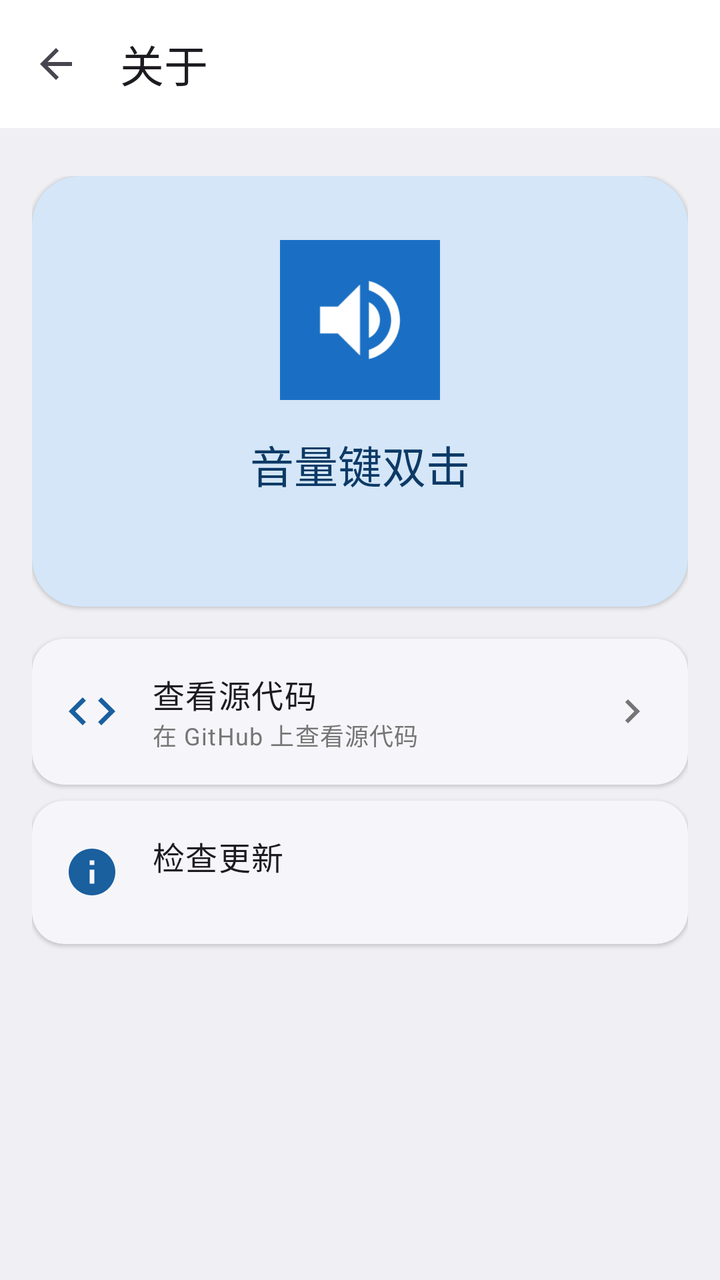
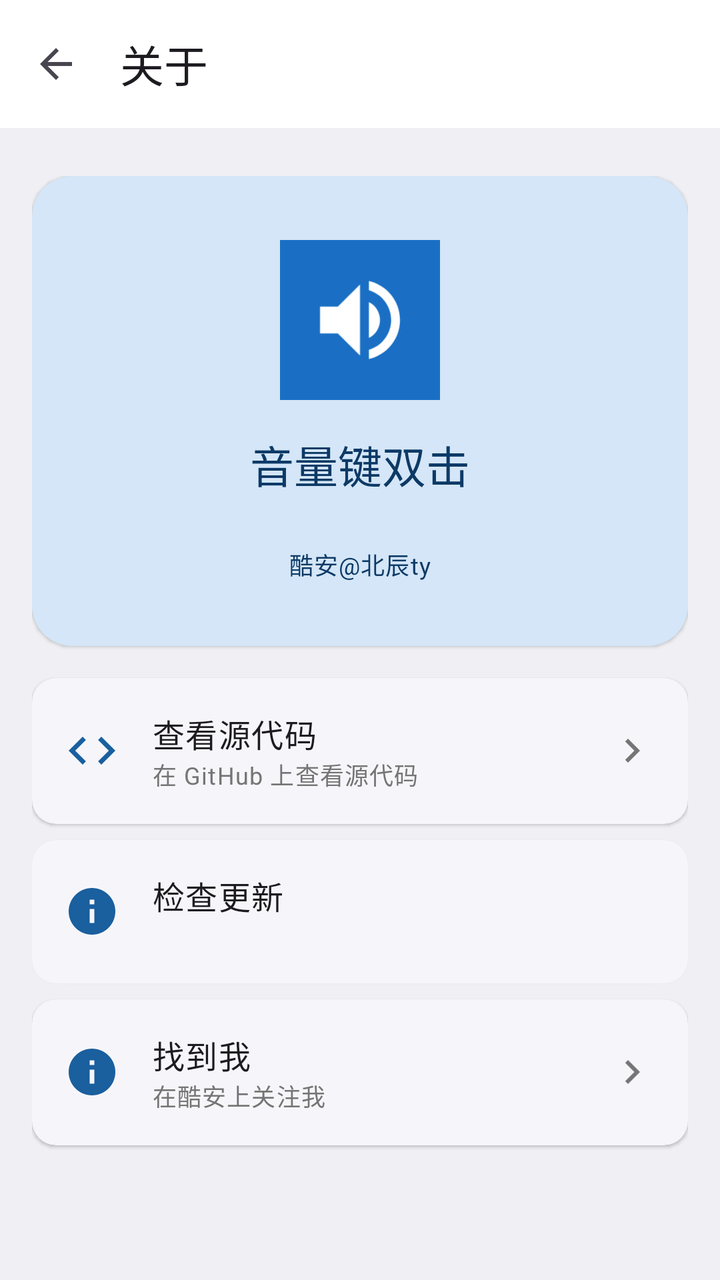

Before-and-after screenshots of an Android layout around one commit, followed by the original layout XML and the change that was made.
<!-- AndroidManifest.xml: application theme Theme.VolKeyHook -->
<!-- res/layout/activity_about.xml -->
<?xml version="1.0" encoding="utf-8"?>
<androidx.coordinatorlayout.widget.CoordinatorLayout xmlns:android="http://schemas.android.com/apk/res/android"
    xmlns:app="http://schemas.android.com/apk/res-auto"
    android:layout_width="match_parent"
    android:layout_height="match_parent">

    <com.google.android.material.appbar.AppBarLayout
        android:layout_width="match_parent"
        android:layout_height="wrap_content"
        app:liftOnScroll="true">

        <com.google.android.material.appbar.MaterialToolbar
            android:id="@+id/toolbar"
            android:layout_width="match_parent"
            android:layout_height="?attr/actionBarSize"
            app:navigationIcon="?attr/homeAsUpIndicator"
            app:title="@string/menu_about"
            app:titleTextAppearance="?attr/textAppearanceTitleLarge" />
    </com.google.android.material.appbar.AppBarLayout>

    <androidx.core.widget.NestedScrollView
        android:layout_width="match_parent"
        android:layout_height="match_parent"
        app:layout_behavior="@string/appbar_scrolling_view_behavior">

        <LinearLayout
            android:layout_width="match_parent"
            android:layout_height="wrap_content"
            android:orientation="vertical"
            android:paddingHorizontal="16dp"
            android:paddingTop="24dp"
            android:paddingBottom="24dp">

            
            <com.google.android.material.card.MaterialCardView
                android:layout_width="match_parent"
                android:layout_height="wrap_content"
                android:layout_marginBottom="16dp"
                app:cardBackgroundColor="?attr/colorPrimaryContainer"
                app:cardCornerRadius="24dp">

                <LinearLayout
                    android:layout_width="match_parent"
                    android:layout_height="wrap_content"
                    android:gravity="center"
                    android:orientation="vertical"
                    android:padding="32dp">

                    <ImageView
                        android:layout_width="80dp"
                        android:layout_height="80dp"
                        android:layout_marginBottom="16dp"
                        android:contentDescription="@string/app_name"
                        android:src="@drawable/ic_launcher" />

                    <TextView
                        android:layout_width="wrap_content"
                        android:layout_height="wrap_content"
                        android:text="@string/app_name"
                        android:textAppearance="?attr/textAppearanceTitleLarge"
                        android:textColor="?attr/colorOnPrimaryContainer" />

                    <TextView
                        android:id="@+id/version_text"
                        android:layout_width="wrap_content"
                        android:layout_height="wrap_content"
                        android:layout_marginTop="4dp"
                        android:textAppearance="?attr/textAppearanceBodyMedium"
                        android:textColor="?attr/colorOnPrimaryContainer" />
                </LinearLayout>
            </com.google.android.material.card.MaterialCardView>

            
            <com.google.android.material.card.MaterialCardView
                android:id="@+id/card_source"
                android:layout_width="match_parent"
                android:layout_height="wrap_content"
                android:layout_marginBottom="8dp"
                android:clickable="true"
                android:focusable="true"
                app:cardCornerRadius="16dp"
                app:rippleColor="?attr/colorPrimary">

                <LinearLayout
                    android:layout_width="match_parent"
                    android:layout_height="wrap_content"
                    android:gravity="center_vertical"
                    android:orientation="horizontal"
                    android:padding="16dp">

                    <ImageView
                        android:layout_width="28dp"
                        android:layout_height="28dp"
                        android:layout_marginEnd="16dp"
                        android:contentDescription="@null"
                        android:src="@drawable/ic_code"
                        app:tint="?attr/colorPrimary" />

                    <LinearLayout
                        android:layout_width="0dp"
                        android:layout_height="wrap_content"
                        android:layout_weight="1"
                        android:orientation="vertical">

                        <TextView
                            android:layout_width="wrap_content"
                            android:layout_height="wrap_content"
                            android:text="@string/about_source"
                            android:textAppearance="?attr/textAppearanceBodyLarge" />

                        <TextView
                            android:layout_width="wrap_content"
                            android:layout_height="wrap_content"
                            android:text="@string/about_source_subtitle"
                            android:textAppearance="?attr/textAppearanceBodySmall"
                            android:textColor="?attr/colorOnSurfaceVariant" />
                    </LinearLayout>

                    <ImageView
                        android:layout_width="24dp"
                        android:layout_height="24dp"
                        android:contentDescription="@null"
                        android:src="@drawable/ic_chevron_right"
                        app:tint="?attr/colorOnSurfaceVariant" />
                </LinearLayout>
            </com.google.android.material.card.MaterialCardView>

            
            <com.google.android.material.card.MaterialCardView
                android:id="@+id/card_check_update"
                android:layout_width="match_parent"
                android:layout_height="wrap_content"
                android:layout_marginBottom="8dp"
                android:clickable="true"
                android:focusable="true"
                app:cardCornerRadius="16dp"
                app:rippleColor="?attr/colorPrimary">

                <LinearLayout
                    android:layout_width="match_parent"
                    android:layout_height="wrap_content"
                    android:gravity="center_vertical"
                    android:orientation="horizontal"
                    android:padding="16dp">

                    <ImageView
                        android:layout_width="28dp"
                        android:layout_height="28dp"
                        android:layout_marginEnd="16dp"
                        android:contentDescription="@null"
                        android:src="@drawable/ic_info"
                        app:tint="?attr/colorPrimary" />

                    <LinearLayout
                        android:layout_width="0dp"
                        android:layout_height="wrap_content"
                        android:layout_weight="1"
                        android:orientation="vertical">

                        <TextView
                            android:layout_width="wrap_content"
                            android:layout_height="wrap_content"
                            android:text="@string/about_check_update"
                            android:textAppearance="?attr/textAppearanceBodyLarge" />

                        <TextView
                            android:id="@+id/update_status"
                            android:layout_width="wrap_content"
                            android:layout_height="wrap_content"
                            android:textAppearance="?attr/textAppearanceBodySmall"
                            android:textColor="?attr/colorOnSurfaceVariant" />
                    </LinearLayout>

                    <ImageView
                        android:id="@+id/update_arrow"
                        android:layout_width="24dp"
                        android:layout_height="24dp"
                        android:contentDescription="@null"
                        android:src="@drawable/ic_chevron_right"
                        android:visibility="gone"
                        app:tint="?attr/colorOnSurfaceVariant" />
                </LinearLayout>
            </com.google.android.material.card.MaterialCardView>

        </LinearLayout>
    </androidx.core.widget.NestedScrollView>
</androidx.coordinatorlayout.widget.CoordinatorLayout>
<!-- resources referenced by this layout -->
<resources>
  <string name="menu_about">关于</string>
  <style name="Theme.VolKeyHook" parent="Theme.Material3.DayNight">
          
          <item name="colorPrimary">@color/primary</item>
          <item name="colorOnPrimary">@color/onPrimary</item>
          <item name="colorPrimaryContainer">@color/primaryContainer</item>
          <item name="colorOnPrimaryContainer">@color/onPrimaryContainer</item>
  
          <item name="colorSecondary">@color/secondary</item>
          <item name="colorOnSecondary">@color/onSecondary</item>
          <item name="colorSecondaryContainer">@color/secondaryContainer</item>
          <item name="colorOnSecondaryContainer">@color/onSecondaryContainer</item>
  
          <item name="colorTertiary">@color/tertiary</item>
          <item name="colorOnTertiary">@color/onTertiary</item>
          <item name="colorTertiaryContainer">@color/tertiaryContainer</item>
          <item name="colorOnTertiaryContainer">@color/onTertiaryContainer</item>
  
          <item name="colorError">@color/error</item>
          <item name="colorOnError">@color/onError</item>
          <item name="colorErrorContainer">@color/errorContainer</item>
          <item name="colorOnErrorContainer">@color/onErrorContainer</item>
  
          <item name="android:colorBackground">@color/background</item>
          <item name="colorOnBackground">@color/onBackground</item>
          <item name="colorSurface">@color/surface</item>
          <item name="colorOnSurface">@color/onSurface</item>
          <item name="colorSurfaceVariant">@color/surfaceVariant</item>
          <item name="colorOnSurfaceVariant">@color/onSurfaceVariant</item>
  
          <item name="colorSurfaceContainerHighest">@color/surfaceContainerHighest</item>
          <item name="colorSurfaceContainerHigh">@color/surfaceContainerHigh</item>
          <item name="colorSurfaceContainer">@color/surfaceContainer</item>
          <item name="colorSurfaceContainerLow">@color/surfaceContainerLow</item>
          <item name="colorSurfaceContainerLowest">@color/surfaceContainerLowest</item>
  
          <item name="colorOutline">@color/outline</item>
          <item name="colorOutlineVariant">@color/outlineVariant</item>
  
          
          <item name="colorPrimaryVariant">@color/primaryContainer</item>
          <item name="colorSecondaryVariant">@color/secondaryContainer</item>
  
          
          <item name="android:statusBarColor">?attr/colorSurface</item>
          <item name="android:navigationBarColor">?attr/colorSurface</item>
          <item name="android:windowLightStatusBar">?attr/isLightTheme</item>
          <item name="android:windowLightNavigationBar" tools:targetApi="o_mr1">?attr/isLightTheme</item>
          <item name="android:windowDrawsSystemBarBackgrounds">true</item>
  
          
          <item name="materialCardViewStyle">@style/Widget.Material3.CardView.Elevated</item>
          <item name="materialButtonStyle">@style/Widget.Material3.Button</item>
          <item name="materialButtonOutlinedStyle">@style/Widget.Material3.Button.OutlinedButton</item>
          <item name="textInputStyle">@style/Widget.Material3.TextInputLayout.OutlinedBox</item>
          <item name="toolbarStyle">@style/Widget.Material3.Toolbar</item>
  
          
          <item name="windowActionBar">false</item>
          <item name="windowNoTitle">true</item>
      </style>
  <color name="primary">#1A5F9E</color>
  <color name="error">#BA1A1A</color>
  <color name="onError">#FFFFFF</color>
  <color name="surface">#FFFFFF</color>
  <color name="outline">#8E8E93</color>
  <!-- unchanged entries left out for length: 32 -->
</resources>

<!-- the commit's change to res/layout/activity_about.xml (unified diff, before → after) -->
@@ -37,7 +37,7 @@
                 android:layout_height="wrap_content"
                 android:layout_marginBottom="16dp"
                 app:cardBackgroundColor="?attr/colorPrimaryContainer"
-                app:cardCornerRadius="24dp">
+                app:cardCornerRadius="20dp">
 
                 <LinearLayout
                     android:layout_width="match_parent"
@@ -67,6 +67,14 @@
                         android:layout_marginTop="4dp"
                         android:textAppearance="?attr/textAppearanceBodyMedium"
                         android:textColor="?attr/colorOnPrimaryContainer" />
+
+                    <TextView
+                        android:layout_width="wrap_content"
+                        android:layout_height="wrap_content"
+                        android:layout_marginTop="2dp"
+                        android:text="@string/about_author"
+                        android:textAppearance="?attr/textAppearanceBodySmall"
+                        android:textColor="?attr/colorOnPrimaryContainer" />
                 </LinearLayout>
             </com.google.android.material.card.MaterialCardView>
 
@@ -78,7 +86,7 @@
                 android:layout_marginBottom="8dp"
                 android:clickable="true"
                 android:focusable="true"
-                app:cardCornerRadius="16dp"
+                app:cardCornerRadius="12dp"
                 app:rippleColor="?attr/colorPrimary">
 
                 <LinearLayout
@@ -133,7 +141,7 @@
                 android:layout_marginBottom="8dp"
                 android:clickable="true"
                 android:focusable="true"
-                app:cardCornerRadius="16dp"
+                app:cardCornerRadius="12dp"
                 app:rippleColor="?attr/colorPrimary">
 
                 <LinearLayout
@@ -182,6 +190,61 @@
                 </LinearLayout>
             </com.google.android.material.card.MaterialCardView>
 
+            
+            <com.google.android.material.card.MaterialCardView
+                android:id="@+id/card_find_me"
+                android:layout_width="match_parent"
+                android:layout_height="wrap_content"
+                android:layout_marginBottom="8dp"
+                android:clickable="true"
+                android:focusable="true"
+                app:cardCornerRadius="12dp"
+                app:rippleColor="?attr/colorPrimary">
+
+                <LinearLayout
+                    android:layout_width="match_parent"
+                    android:layout_height="wrap_content"
+                    android:gravity="center_vertical"
+                    android:orientation="horizontal"
+                    android:padding="16dp">
+
+                    <ImageView
+                        android:layout_width="28dp"
+                        android:layout_height="28dp"
+                        android:layout_marginEnd="16dp"
+                        android:contentDescription="@null"
+                        android:src="@drawable/ic_info"
+                        app:tint="?attr/colorPrimary" />
+
+                    <LinearLayout
+                        android:layout_width="0dp"
+                        android:layout_height="wrap_content"
+                        android:layout_weight="1"
+                        android:orientation="vertical">
+
+                        <TextView
+                            android:layout_width="wrap_content"
+                            android:layout_height="wrap_content"
+                            android:text="@string/about_find_me"
+                            android:textAppearance="?attr/textAppearanceBodyLarge" />
+
+                        <TextView
+                            android:layout_width="wrap_content"
+                            android:layout_height="wrap_content"
+                            android:text="@string/about_find_me_subtitle"
+                            android:textAppearance="?attr/textAppearanceBodySmall"
+                            android:textColor="?attr/colorOnSurfaceVariant" />
+                    </LinearLayout>
+
+                    <ImageView
+                        android:layout_width="24dp"
+                        android:layout_height="24dp"
+                        android:contentDescription="@null"
+                        android:src="@drawable/ic_chevron_right"
+                        app:tint="?attr/colorOnSurfaceVariant" />
+                </LinearLayout>
+            </com.google.android.material.card.MaterialCardView>
+
         </LinearLayout>
     </androidx.core.widget.NestedScrollView>
 </androidx.coordinatorlayout.widget.CoordinatorLayout>
<!-- resource entries referenced after the edit -->
@@ -1,5 +1,8 @@
 <!-- resources referenced by this layout -->
 <resources>
+  <string name="about_author">酷安@北辰ty</string>
+  <string name="about_find_me">找到我</string>
+  <string name="about_find_me_subtitle">在酷安上关注我</string>
   <string name="menu_about">关于</string>
   <style name="Theme.VolKeyHook" parent="Theme.Material3.DayNight">
           
@@ -54,7 +57,7 @@
           <item name="materialCardViewStyle">@style/Widget.Material3.CardView.Elevated</item>
           <item name="materialButtonStyle">@style/Widget.Material3.Button</item>
           <item name="materialButtonOutlinedStyle">@style/Widget.Material3.Button.OutlinedButton</item>
-          <item name="textInputStyle">@style/Widget.Material3.TextInputLayout.OutlinedBox</item>
+          <item name="textInputStyle">@style/Widget.VolKeyHook.TextInputLayout.OutlinedBox</item>
           <item name="toolbarStyle">@style/Widget.Material3.Toolbar</item>
   
           
@@ -66,6 +69,12 @@
   <color name="onError">#FFFFFF</color>
   <color name="surface">#FFFFFF</color>
   <color name="outline">#8E8E93</color>
+  <style name="Widget.VolKeyHook.TextInputLayout.OutlinedBox" parent="Widget.Material3.TextInputLayout.OutlinedBox">
+          <item name="boxCornerRadiusTopStart">12dp</item>
+          <item name="boxCornerRadiusTopEnd">12dp</item>
+          <item name="boxCornerRadiusBottomStart">12dp</item>
+          <item name="boxCornerRadiusBottomEnd">12dp</item>
+      </style>
   <!-- unchanged entries left out for length: 32 -->
 </resources>
 
